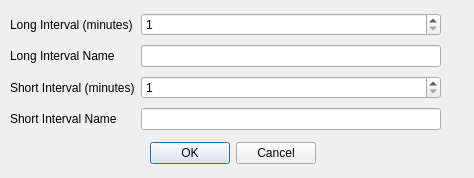
The window that timer.ui (n2vram/EasyTimer) describes before a commit, drawn with Qt 5.
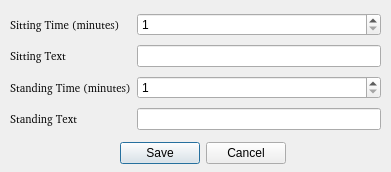
The same window after the commit.

Commit message: Per-user customizable text, fixed tab order, more.

Patch:
```diff
--- a/timer.ui
+++ b/timer.ui
@@ -6,8 +6,8 @@
    <rect>
     <x>0</x>
     <y>0</y>
-    <width>474</width>
-    <height>178</height>
+    <width>391</width>
+    <height>172</height>
    </rect>
   </property>
   <property name="windowTitle">
@@ -16,7 +16,7 @@
   <widget class="QDialogButtonBox" name="buttonBox">
    <property name="geometry">
     <rect>
-     <x>140</x>
+     <x>110</x>
      <y>140</y>
      <width>176</width>
      <height>27</height>
@@ -26,7 +26,10 @@
     <enum>Qt::Horizontal</enum>
    </property>
    <property name="standardButtons">
-    <set>QDialogButtonBox::Cancel|QDialogButtonBox::Ok</set>
+    <set>QDialogButtonBox::Cancel|QDialogButtonBox::Save</set>
+   </property>
+   <property name="centerButtons">
+    <bool>false</bool>
    </property>
   </widget>
   <widget class="QWidget" name="layoutWidget">
@@ -34,7 +37,7 @@
     <rect>
      <x>10</x>
      <y>10</y>
-     <width>431</width>
+     <width>371</width>
      <height>124</height>
     </rect>
    </property>
@@ -51,7 +54,7 @@
        <number>1</number>
       </property>
       <property name="maximum">
-       <number>1500</number>
+       <number>120</number>
       </property>
       <property name="singleStep">
        <number>5</number>
@@ -60,8 +63,14 @@
     </item>
     <item row="1" column="0">
      <widget class="QLabel" name="FirstTextLabel">
+      <property name="font">
+       <font>
+        <family>Droid Sans [MONO]</family>
+        <pointsize>8</pointsize>
+       </font>
+      </property>
       <property name="text">
-       <string>Long Interval Name</string>
+       <string>Sitting Text</string>
       </property>
       <property name="buddy">
        <cstring>FirstText</cstring>
@@ -70,8 +79,14 @@
     </item>
     <item row="3" column="0">
      <widget class="QLabel" name="SecondTimeLabel">
+      <property name="font">
+       <font>
+        <family>Droid Sans [MONO]</family>
+        <pointsize>8</pointsize>
+       </font>
+      </property>
       <property name="text">
-       <string>Short Interval Name</string>
+       <string>Standing Text</string>
       </property>
       <property name="buddy">
        <cstring>FirstText</cstring>
@@ -80,8 +95,14 @@
     </item>
     <item row="0" column="0">
      <widget class="QLabel" name="FirstTimeLabel">
+      <property name="font">
+       <font>
+        <family>Droid Sans [MONO]</family>
+        <pointsize>8</pointsize>
+       </font>
+      </property>
       <property name="text">
-       <string>Long Interval (minutes)</string>
+       <string>Sitting Time (minutes)</string>
       </property>
       <property name="buddy">
        <cstring>FirstTime</cstring>
@@ -100,7 +121,7 @@
        <number>1</number>
       </property>
       <property name="maximum">
-       <number>1500</number>
+       <number>90</number>
       </property>
       <property name="singleStep">
        <number>5</number>
@@ -116,8 +137,14 @@
     </item>
     <item row="2" column="0">
      <widget class="QLabel" name="SecondTextLabel">
+      <property name="font">
+       <font>
+        <family>Droid Sans [MONO]</family>
+        <pointsize>8</pointsize>
+       </font>
+      </property>
       <property name="text">
-       <string>Short Interval (minutes)</string>
+       <string>Standing Time (minutes)</string>
       </property>
       <property name="buddy">
        <cstring>FirstTime</cstring>
```
Left out of the diff: 10 changed lines with no effect on the pictures. The commit also changes 2 other files.
